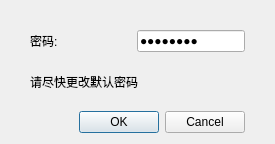
This is tomcat/enterpassword.ui in lzk/statusmonitor as Qt 5 draws it before an edit. The edited form follows.
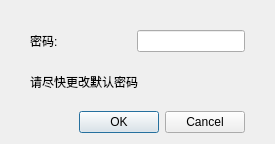
This is the edited form.

What changed in the file:
```diff
--- a/tomcat/enterpassword.ui
+++ b/tomcat/enterpassword.ui
@@ -53,9 +53,6 @@
      </item>
      <item>
       <widget class="QLineEdit" name="lineEdit">
-       <property name="text">
-        <string>1234ABCD</string>
-       </property>
        <property name="echoMode">
         <enum>QLineEdit::Password</enum>
        </property>
```
